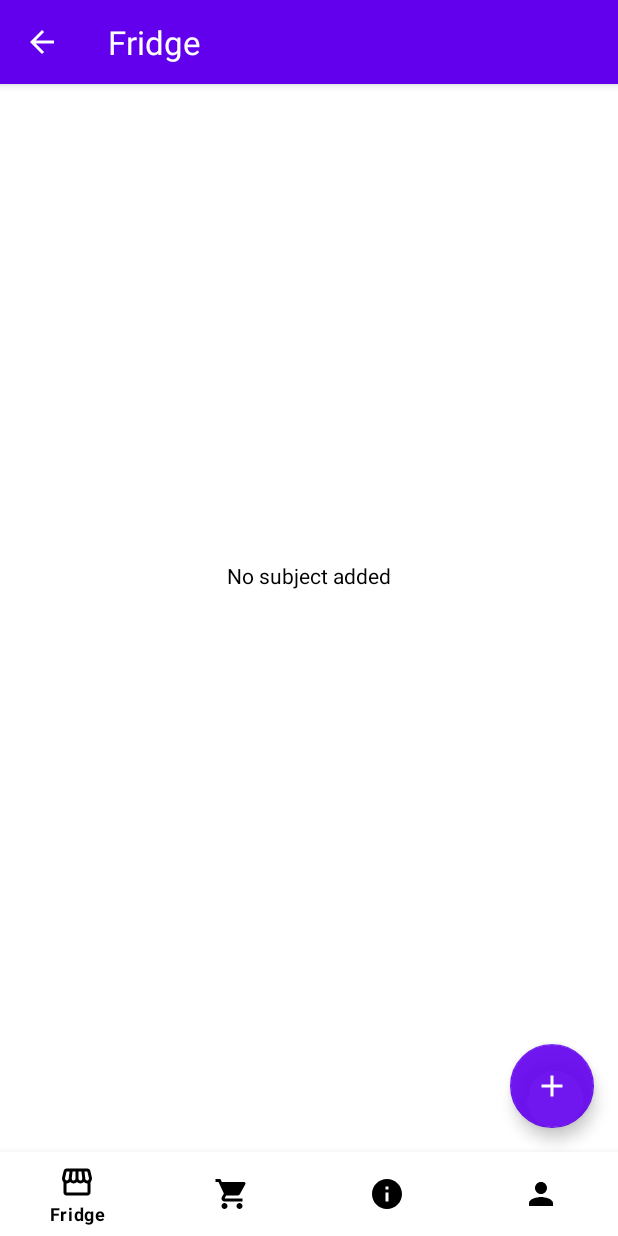
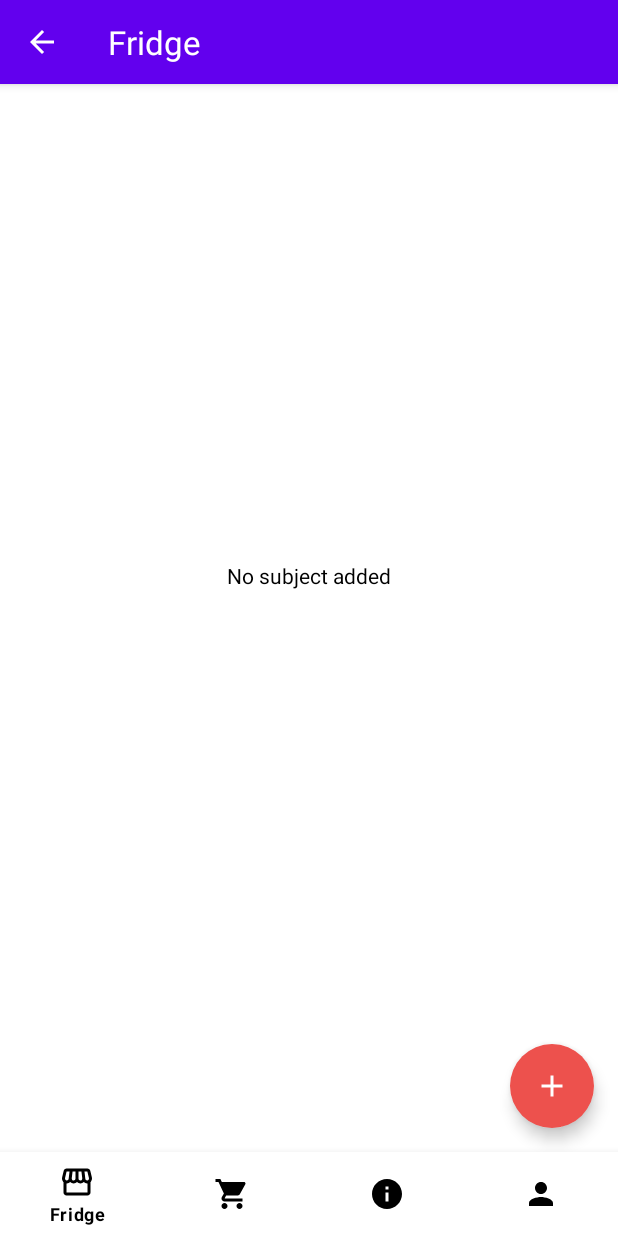
Before and after one commit to danascape/robust, an Android app: the FridgeFragment screen opened through its navigation route, on a phone screen of 412 x 824 dp. Run offline under Robolectric (Android 15) with nearby library versions, the phone set to English and light mode, and no system bars; our stand-ins replace navigation-ui.

```diff
--- a/app/src/main/res/layout/fragment_fridge.xml
+++ b/app/src/main/res/layout/fragment_fridge.xml
@@ -60,13 +60,15 @@
     </LinearLayout>
 
     <com.google.android.material.floatingactionbutton.FloatingActionButton
-        android:id="@+id/floating_action_button"
+        android:id="@+id/fab_add_item"
+        style="@style/Widget.Material3.FloatingActionButton.Primary"
         android:layout_width="wrap_content"
         android:layout_height="wrap_content"
         android:layout_gravity="bottom|end"
         android:layout_margin="16dp"
         android:src="@drawable/ic_baseline_add_24"
-        app:backgroundTint="#E86200EE"
+        android:backgroundTint="@color/ColorFabRed"
+        app:rippleColor="#FFA3A3"
         app:tint="@color/white" />
 
 </androidx.coordinatorlayout.widget.CoordinatorLayout>
--- a/app/src/main/res/layout/recycler_view_item.xml
+++ b/app/src/main/res/layout/recycler_view_item.xml
@@ -9,6 +9,7 @@
     android:layout_marginEnd="8dp"
     android:elevation="16dp"
     android:padding="5dp"
+    android:backgroundTint="#F1F1F1"
     app:cardCornerRadius="10dp">
 
     <RelativeLayout
--- a/app/src/main/res/values/colors.xml
+++ b/app/src/main/res/values/colors.xml
@@ -37,4 +37,6 @@
     <color name="colorSuccess">#4caf50</color>
     <color name="colorError">#d32f2f</color>
     <color name="colorWarning">#ff9800</color>
+
+    <color name="ColorFabRed">#ED514D</color>
 </resources>
```
Also changed, not shown: app/build.gradle (+22 -0 lines), app/src/main/java/dev/dsi/robust/fridge/Database/Fridge.kt (+10 -1 lines), app/src/main/java/dev/dsi/robust/fridge/Database/FridgeDao.kt (+17 -0 lines).
